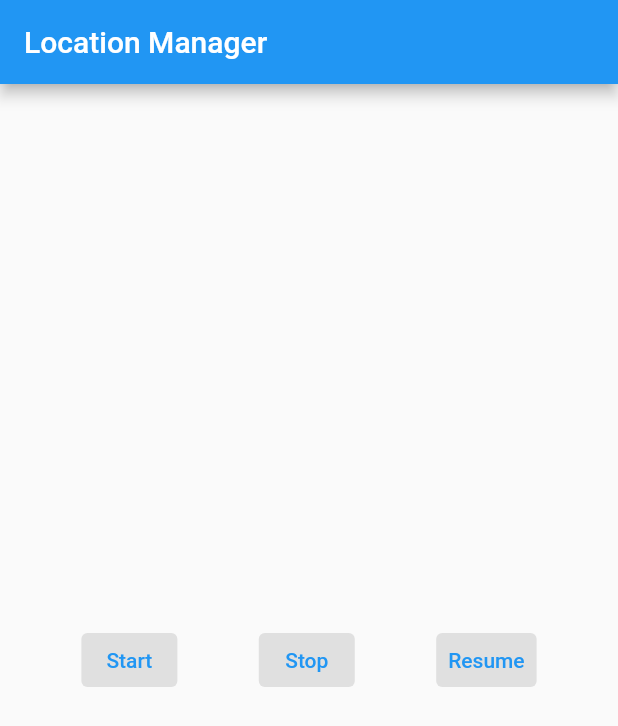
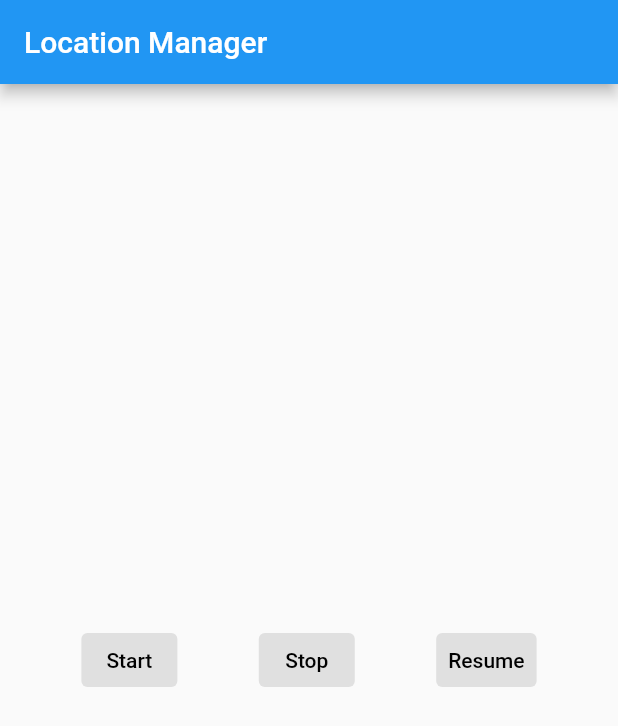
Before and after one commit to oneframemobile/location-manager-flutter, a Flutter app: the screen it shows after launch, on a phone screen of 412 x 824 dp. Shown: the top 726 px of the screen. Run offline on Flutter 3.47's test engine with Material 2 defaults, Android fonts, the phone set to English and light mode, and no system bars; our stand-ins replace google_maps_flutter, location, permission_handler; missing offline and left inert: location_permissions.

Commit message:
Button style bugfix.

```diff
--- a/example/lib/main.dart
+++ b/example/lib/main.dart
@@ -43,6 +43,7 @@ class MyApp extends StatelessWidget {
               children: <Widget>[
                 TextButton(
                   style: ButtonStyle(
+                    foregroundColor: MaterialStateProperty.all<Color>(Colors.black),
                     backgroundColor: MaterialStateProperty.all<Color>(Colors.grey.shade300),
                   ),
                   onPressed: () {
@@ -52,6 +53,7 @@ class MyApp extends StatelessWidget {
                 ),
                 TextButton(
                   style: ButtonStyle(
+                    foregroundColor: MaterialStateProperty.all<Color>(Colors.black),
                     backgroundColor: MaterialStateProperty.all<Color>(Colors.grey.shade300),
                   ),
                   onPressed: () {
@@ -61,6 +63,7 @@ class MyApp extends StatelessWidget {
                 ),
                 TextButton(
                   style: ButtonStyle(
+                    foregroundColor: MaterialStateProperty.all<Color>(Colors.black),
                     backgroundColor: MaterialStateProperty.all<Color>(Colors.grey.shade300),
                   ),
                   onPressed: () {
```
Also changed, not shown: 1 other file.
